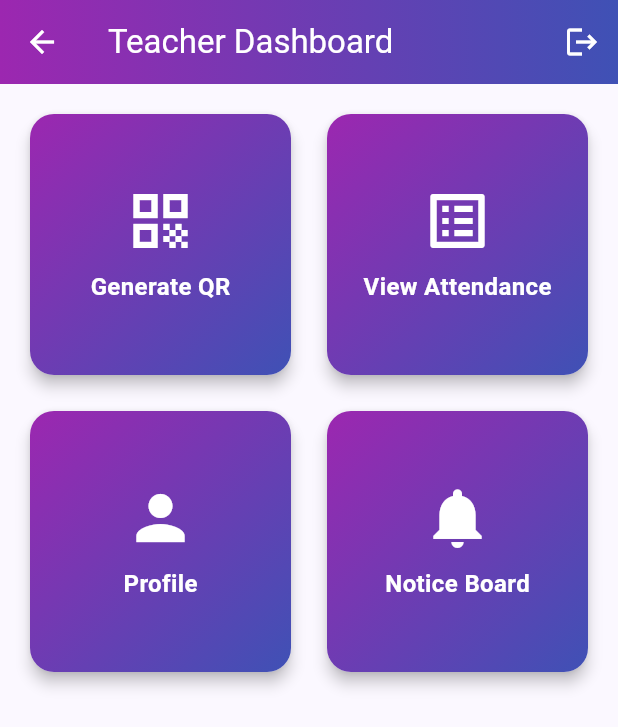
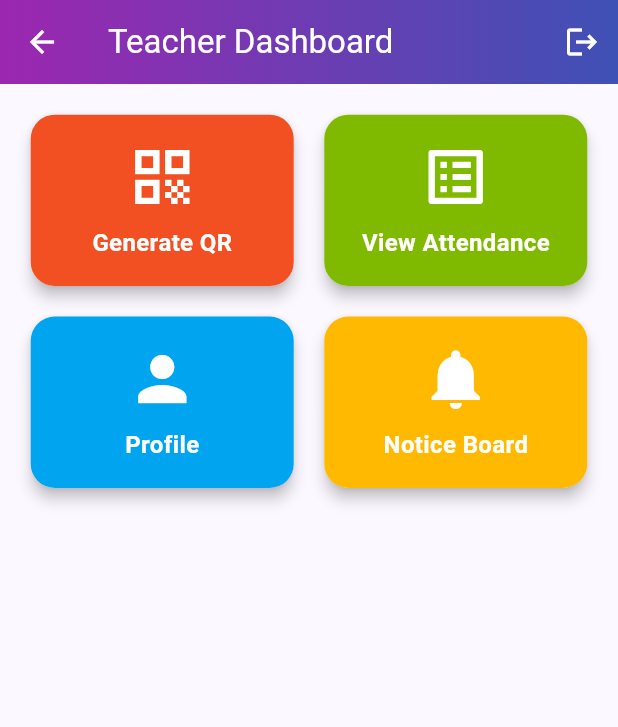
Before and after one commit to Sangram693/attendance-app, a Flutter app: the TeacherHomeScreen screen opened by its route, on a phone screen of 412 x 824 dp. Shown: the top 727 px of the screen. Run offline on Flutter 3.47's test engine with Material 3 defaults, Android fonts, the phone set to English and light mode, and no system bars; our stand-ins replace audioplayers, flutter_secure_storage, geolocator, permission_handler; missing offline and left inert: advertising_id, in_app_update, qr_code_scanner; accounts and stored records are empty.

Commit message:
change color in teacher screen

```diff
--- a/lib/screens/teacher_home_screen.dart
+++ b/lib/screens/teacher_home_screen.dart
@@ -7,6 +7,8 @@ class TeacherHomeScreen extends StatelessWidget {
 
   @override
   Widget build(BuildContext context) {
+    final double height = MediaQuery.of(context).size.height;
+    final double width = MediaQuery.of(context).size.width;
     return Scaffold(
       appBar: AppBar(
         title: const Text('Teacher Dashboard'),
@@ -32,32 +34,38 @@ class TeacherHomeScreen extends StatelessWidget {
         ],
       ),
       body: GridView.count(
-        padding: const EdgeInsets.all(16),
+        padding: EdgeInsets.symmetric(
+            horizontal: width * 0.04, vertical: height * 0.02),
         crossAxisCount: 2,
-        mainAxisSpacing: 16,
-        crossAxisSpacing: 16,
+        crossAxisSpacing: width * 0.03,
+        mainAxisSpacing: width * 0.03,
+        childAspectRatio: 1.5,
         children: [
           _buildMenuCard(
             context,
             'Generate QR',
+            const Color(0xffF25022),
             Icons.qr_code,
             () => Navigator.pushNamed(context, '/generateQr'),
           ),
           _buildMenuCard(
             context,
             'View Attendance',
+            const Color(0xff7FBA00),
             Icons.list_alt,
             () => Navigator.pushNamed(context, '/attendance'),
           ),
           _buildMenuCard(
             context,
             'Profile',
+            const Color(0xff00A4EF),
             Icons.person,
             () => Navigator.pushNamed(context, '/profile'),
           ),
           _buildMenuCard(
             context,
             'Notice Board',
+            const Color(0xffFFB900),
             Icons.notifications,
             () => Navigator.pushNamed(context, '/notice'),
           ),
@@ -69,6 +77,7 @@ class TeacherHomeScreen extends StatelessWidget {
   Widget _buildMenuCard(
     BuildContext context,
     String title,
+    Color color,
     IconData icon,
     VoidCallback onTap,
   ) {
@@ -82,8 +91,8 @@ class TeacherHomeScreen extends StatelessWidget {
         borderRadius: BorderRadius.circular(16),
         child: Container(
           decoration: BoxDecoration(
-            gradient: const LinearGradient(
-              colors: [Colors.purple, Colors.indigo],
+            gradient: LinearGradient(
+              colors: [color, color],
               begin: Alignment.topLeft,
               end: Alignment.bottomRight,
             ),
```
Also changed, not shown: lib/screens/home_screen.dart (+5 -13 lines), 1 other file.
